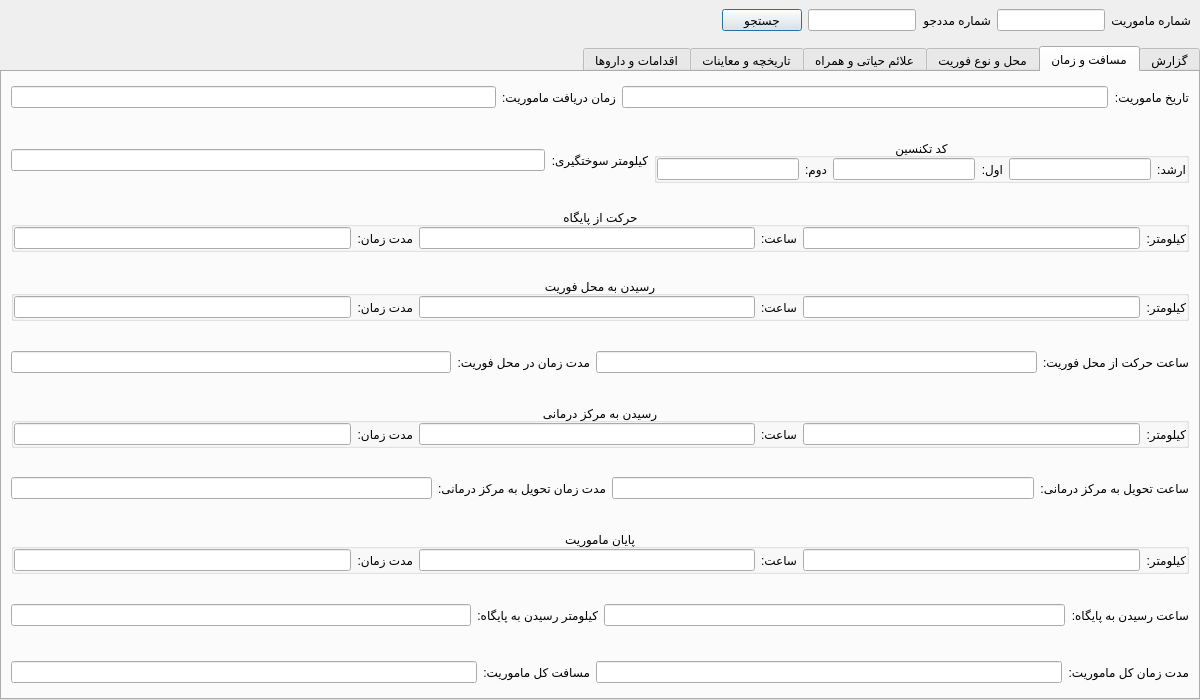
This is src/hamyar_paygah/new_ui/widgets/mission_details_tab.ui in MohsenHNSJ/HamyarPaygahPy as Qt 5 draws it before an edit. The edited form follows.
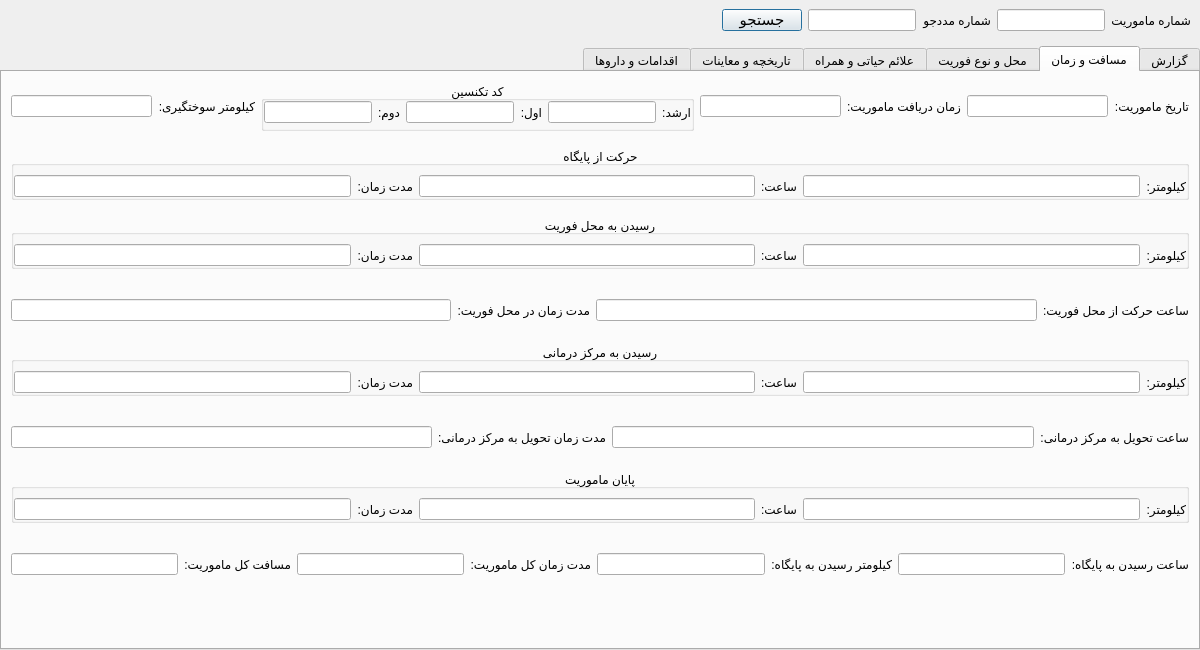
This is the edited form. The open tabs and pages were chosen to show the change.

Diff of the .ui file:
```diff
--- a/src/hamyar_paygah/new_ui/widgets/mission_details_tab.ui
+++ b/src/hamyar_paygah/new_ui/widgets/mission_details_tab.ui
@@ -7,7 +7,7 @@
     <x>0</x>
     <y>0</y>
     <width>1200</width>
-    <height>700</height>
+    <height>650</height>
    </rect>
   </property>
   <property name="sizePolicy">
@@ -19,7 +19,7 @@
   <property name="minimumSize">
    <size>
     <width>1200</width>
-    <height>700</height>
+    <height>650</height>
    </size>
   </property>
   <property name="windowTitle">
@@ -125,6 +125,13 @@
           <height>22</height>
          </size>
         </property>
+        <property name="font">
+         <font>
+          <family>Sans Serif</family>
+          <pointsize>11</pointsize>
+          <bold>false</bold>
+         </font>
+        </property>
         <property name="text">
          <string>جستجو</string>
         </property>
@@ -732,6 +739,12 @@
           </item>
           <item>
            <widget class="QLineEdit" name="mission_date_field">
+            <property name="maximumSize">
+             <size>
+              <width>150</width>
+              <height>16777215</height>
+             </size>
+            </property>
             <property name="alignment">
              <set>Qt::AlignmentFlag::AlignCenter</set>
             </property>
@@ -752,6 +765,12 @@
           </item>
           <item>
            <widget class="QLineEdit" name="mission_received_field">
+            <property name="maximumSize">
+             <size>
+              <width>150</width>
+              <height>16777215</height>
+             </size>
+            </property>
             <property name="alignment">
              <set>Qt::AlignmentFlag::AlignCenter</set>
             </property>
@@ -760,12 +779,6 @@
             </property>
            </widget>
           </item>
-         </layout>
-        </widget>
-       </item>
-       <item>
-        <widget class="QWidget" name="times_section_1" native="true">
-         <layout class="QHBoxLayout" name="horizontalLayout_7">
           <item>
            <widget class="QGroupBox" name="staff_codes_groupBox">
             <property name="title">
@@ -785,7 +798,7 @@
               <number>0</number>
              </property>
              <property name="bottomMargin">
-              <number>0</number>
+              <number>5</number>
              </property>
              <item>
               <widget class="QLabel" name="senior_staff_label">
@@ -873,6 +886,9 @@
        <item>
         <widget class="QWidget" name="times_section_2" native="true">
          <layout class="QHBoxLayout" name="horizontalLayout_8">
+          <property name="topMargin">
+           <number>0</number>
+          </property>
           <item>
            <widget class="QGroupBox" name="depart_from_station_groupBox">
             <property name="title">
@@ -886,7 +902,7 @@
               <number>0</number>
              </property>
              <property name="topMargin">
-              <number>0</number>
+              <number>9</number>
              </property>
              <property name="rightMargin">
               <number>0</number>
@@ -963,6 +979,9 @@
        <item>
         <widget class="QWidget" name="times_section_3" native="true">
          <layout class="QHBoxLayout" name="horizontalLayout_9">
+          <property name="topMargin">
+           <number>0</number>
+          </property>
           <item>
            <widget class="QGroupBox" name="arrive_at_emergency_groupBox">
             <property name="title">
@@ -976,7 +995,7 @@
               <number>0</number>
              </property>
              <property name="topMargin">
-              <number>0</number>
+              <number>9</number>
              </property>
              <property name="rightMargin">
               <number>0</number>
@@ -1099,6 +1118,9 @@
        <item>
         <widget class="QWidget" name="times_section_5" native="true">
          <layout class="QHBoxLayout" name="horizontalLayout_11">
+          <property name="topMargin">
+           <number>0</number>
+          </property>
           <item>
            <widget class="QGroupBox" name="arrive_at_hospital_groupBox">
             <property name="title">
@@ -1112,7 +1134,7 @@
               <number>0</number>
              </property>
              <property name="topMargin">
-              <number>0</number>
+              <number>9</number>
              </property>
              <property name="rightMargin">
               <number>0</number>
@@ -1232,6 +1254,9 @@
        <item>
         <widget class="QWidget" name="times_section_7" native="true">
          <layout class="QHBoxLayout" name="horizontalLayout_13">
+          <property name="topMargin">
+           <number>0</number>
+          </property>
           <item>
            <widget class="QGroupBox" name="mission_complete_groupBox">
             <property name="title">
@@ -1245,7 +1270,7 @@
               <number>0</number>
              </property>
              <property name="topMargin">
-              <number>0</number>
+              <number>9</number>
              </property>
              <property name="rightMargin">
               <number>0</number>
@@ -1362,12 +1387,6 @@
             </property>
            </widget>
           </item>
-         </layout>
-        </widget>
-       </item>
-       <item>
-        <widget class="QWidget" name="times_section_9" native="true">
-         <layout class="QHBoxLayout" name="horizontalLayout_15">
           <item>
            <widget class="QLabel" name="overall_mission_time_label">
             <property name="text">
@@ -1411,6 +1430,11 @@
          </layout>
         </widget>
        </item>
+       <item>
+        <widget class="QWidget" name="times_section_9" native="true">
+         <layout class="QHBoxLayout" name="horizontalLayout_15"/>
+        </widget>
+       </item>
       </layout>
      </widget>
      <widget class="QWidget" name="location_and_emergency_tab">
```
Left out of the diff: 30 changed lines with no effect on the pictures.
